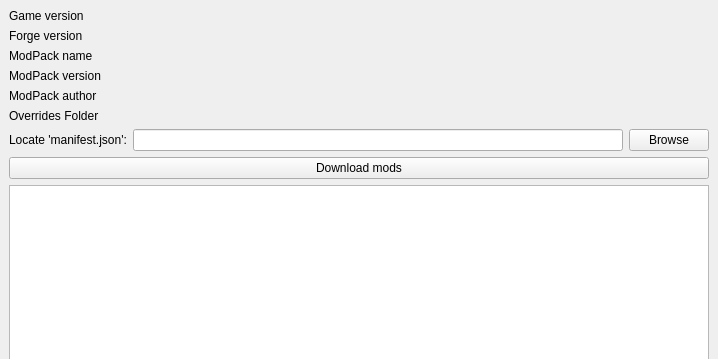
Qt form Window/MainWindow.ui (Wanket/CurseDownloaderQt) before a commit; both pictures show x 0 to 718 and y 0 to 359 of the 718 by 604 pixel window.
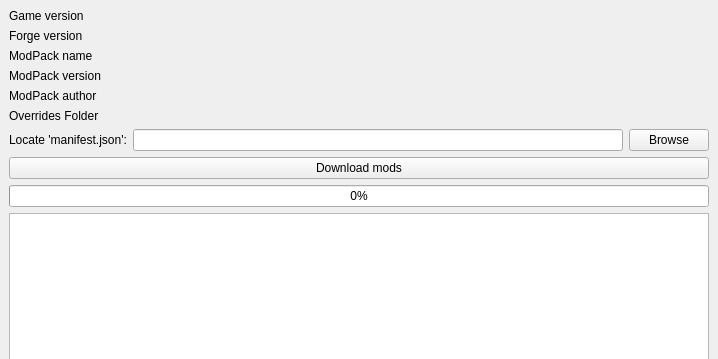
The same form after that commit.

Diff of the .ui file:
```diff
--- a/Window/MainWindow.ui
+++ b/Window/MainWindow.ui
@@ -138,6 +138,13 @@
       </property>
      </widget>
     </item>
+    <item>
+     <widget class="QProgressBar" name="downloadProgress">
+      <property name="value">
+       <number>0</number>
+      </property>
+     </widget>
+    </item>
     <item>
      <widget class="QListWidget" name="modsList"/>
     </item>
```
